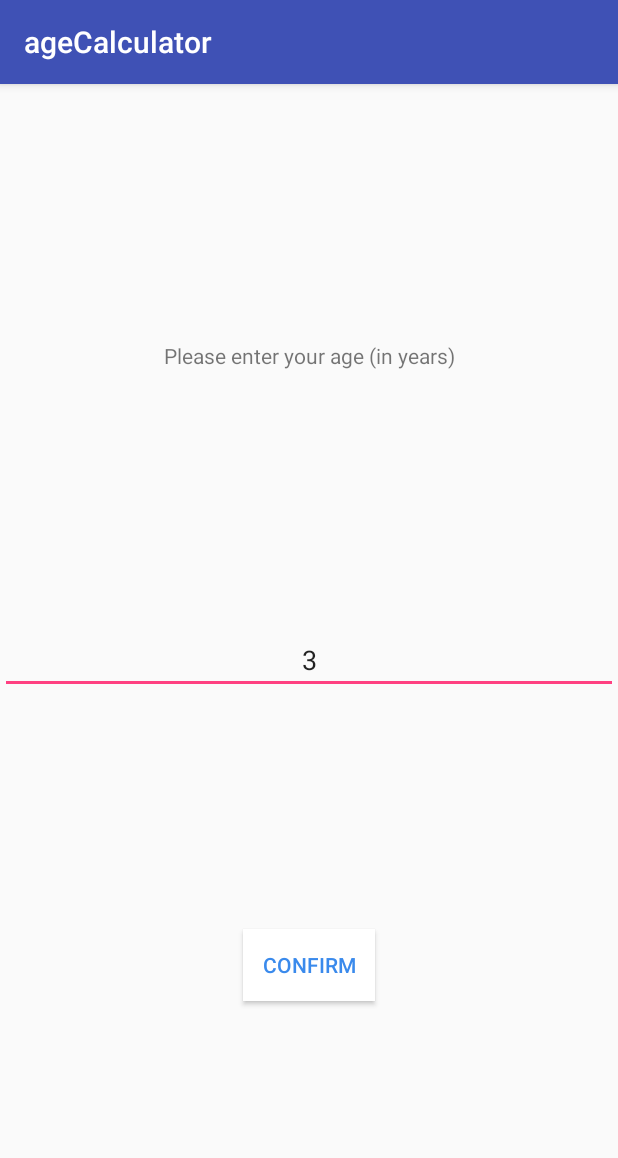
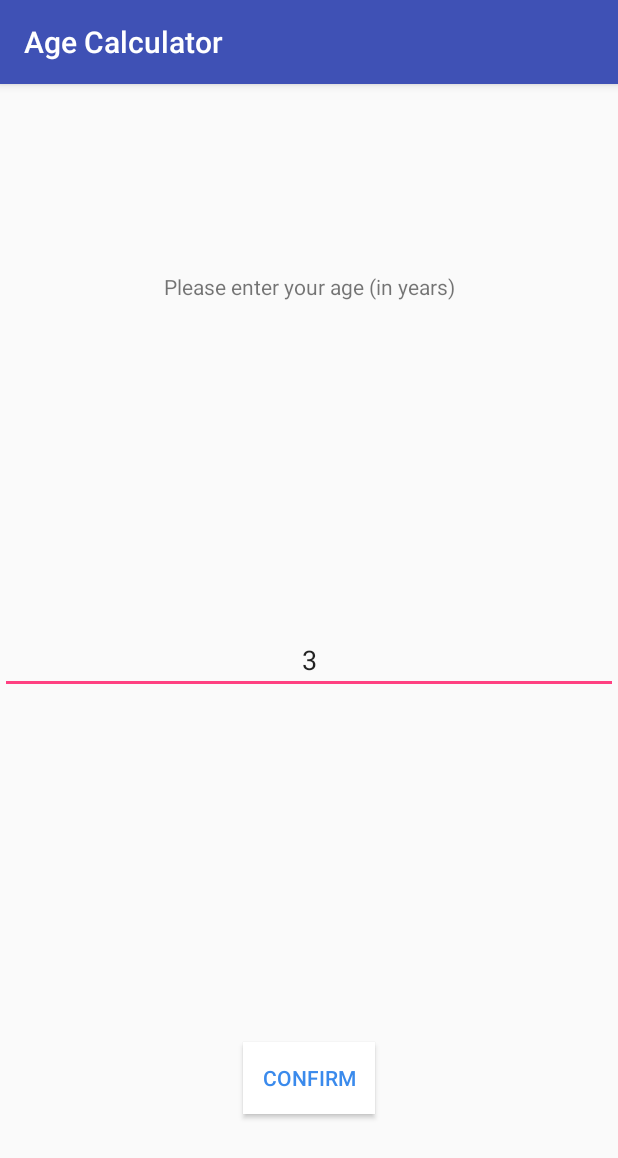
Before and after one commit to knjk04/ageCalculator, an Android app: the screen it shows after launch (MainActivity), on a phone screen of 412 x 824 dp. Shown: the top 1158 px of the screen. Run offline under Robolectric (Android 15) with nearby library versions, the phone set to English and light mode, and no system bars.

```diff
--- a/app/src/main/res/layout/activity_calculated_age.xml
+++ b/app/src/main/res/layout/activity_calculated_age.xml
@@ -23,7 +23,8 @@
         android:layout_height="wrap_content"
         android:layout_margin="25dp"
         android:text="@string/calc_seconds"
-        android:textAlignment="center" />
+        android:textAlignment="center"
+        android:textStyle="italic" />
 
     <TextView
         android:id="@+id/daysTextView"
--- a/app/src/main/res/layout/activity_main.xml
+++ b/app/src/main/res/layout/activity_main.xml
@@ -27,8 +27,10 @@
         android:text="@string/enter_age_text"
         app:layout_constraintBottom_toTopOf="@+id/ageEditText"
         app:layout_constraintEnd_toEndOf="parent"
+        app:layout_constraintHorizontal_bias="0.502"
         app:layout_constraintStart_toStartOf="parent"
-        app:layout_constraintTop_toTopOf="parent" />
+        app:layout_constraintTop_toTopOf="parent"
+        app:layout_constraintVertical_bias="0.367" />
 
     <Button
         android:id="@+id/confirmButton"
@@ -40,5 +42,7 @@
         app:layout_constraintBottom_toBottomOf="parent"
         app:layout_constraintEnd_toEndOf="parent"
         app:layout_constraintStart_toStartOf="parent"
-        app:layout_constraintTop_toBottomOf="@+id/ageEditText" />
+        app:layout_constraintTop_toBottomOf="@+id/ageEditText"
+        app:layout_constraintVertical_bias="0.74" />
+
 </android.support.constraint.ConstraintLayout>
--- a/app/src/main/res/values/strings.xml
+++ b/app/src/main/res/values/strings.xml
@@ -1,5 +1,5 @@
 <resources>
-    <string name="app_name">ageCalculator</string>
+    <string name="app_name">Age Calculator</string>
     <string name="enter_age_text">Please enter your age (in years)</string>
     <string name="confirm_text_button">Confirm</string>
     <string name="your_age_text">Your age:</string>
```
Also changed, not shown: 1 other file.
